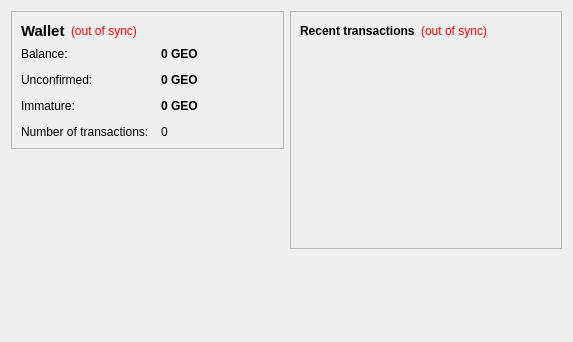
Above: src/qt/forms/overviewpage.ui from cacaperro/cacaperro before the change. Below: the same form after it.
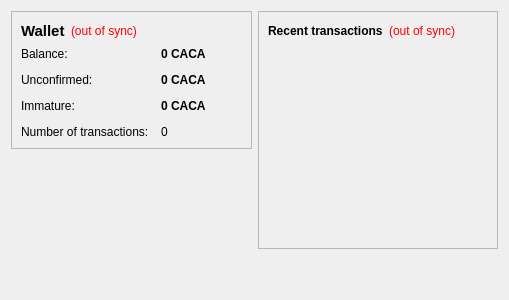
That is the form after the change.

Patch:
```diff
--- a/src/qt/forms/overviewpage.ui
+++ b/src/qt/forms/overviewpage.ui
@@ -2,7 +2,7 @@
 <ui version="4.0">
  <class>OverviewPage</class>
  <widget class="QWidget" name="OverviewPage">
-  <property name="geometry">
+  <property name="CACAmetry">
    <rect>
     <x>0</x>
     <y>0</y>
@@ -105,7 +105,7 @@
              <string>Your current balance</string>
             </property>
             <property name="text">
-             <string notr="true">0 GEO</string>
+             <string notr="true">0 CACA</string>
             </property>
             <property name="textInteractionFlags">
              <set>Qt::LinksAccessibleByMouse|Qt::TextSelectableByKeyboard|Qt::TextSelectableByMouse</set>
@@ -134,7 +134,7 @@
              <string>Total of transactions that have yet to be confirmed, and do not yet count toward the current balance</string>
             </property>
             <property name="text">
-             <string notr="true">0 GEO</string>
+             <string notr="true">0 CACA</string>
             </property>
             <property name="textInteractionFlags">
              <set>Qt::LinksAccessibleByMouse|Qt::TextSelectableByKeyboard|Qt::TextSelectableByMouse</set>
@@ -177,7 +177,7 @@
              <string>Mined balance that has not yet matured</string>
             </property>
             <property name="text">
-             <string notr="true">0 GEO</string>
+             <string notr="true">0 CACA</string>
             </property>
             <property name="textInteractionFlags">
              <set>Qt::LinksAccessibleByMouse|Qt::TextSelectableByKeyboard|Qt::TextSelectableByMouse</set>
```
